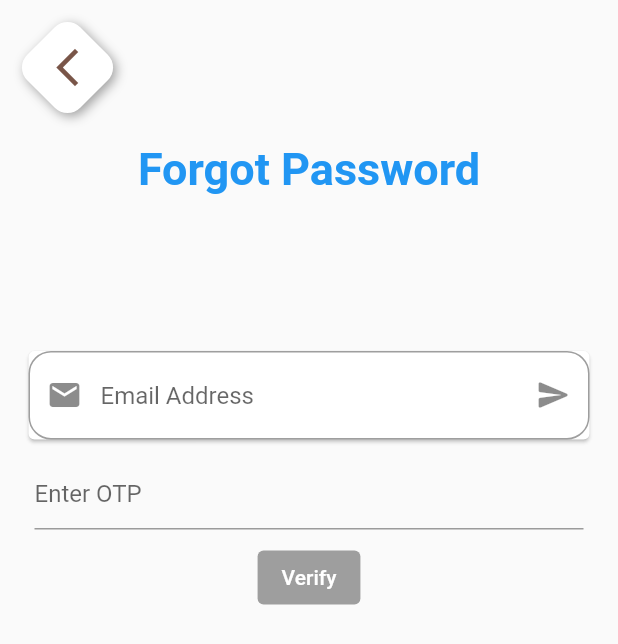
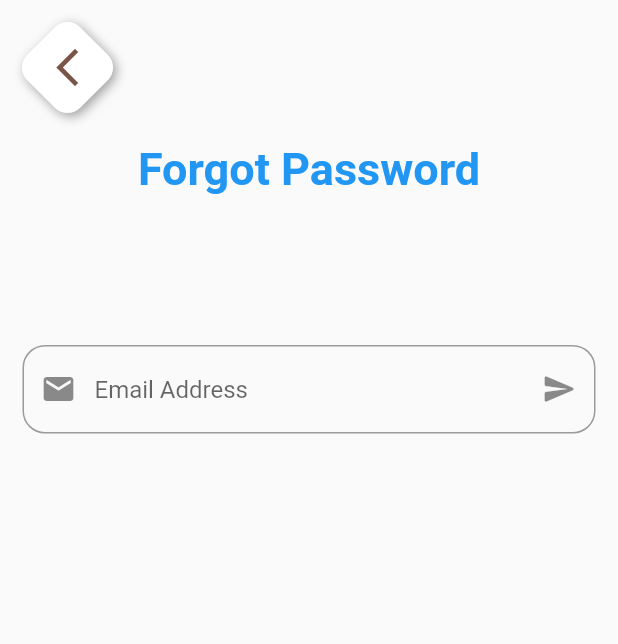
Before and after one commit to thaihoc123/Flutter_Final_ToDoApp, a Flutter app: the ForgotPassPage screen opened directly, on a phone screen of 412 x 824 dp. Shown: the top 644 px of the screen. Run offline on Flutter 3.47's test engine with Material 2 defaults, Android fonts, the phone set to English and light mode, and no system bars; our stand-ins replace curved_navigation_bar, image_picker, shared_preferences; missing offline and left inert: email_otp; accounts and stored records are empty; statements that could not run were skipped.

Commit message:
Update forgot_pass.dart

```diff
--- a/lib/pages/forgot_pass.dart
+++ b/lib/pages/forgot_pass.dart
@@ -2,6 +2,7 @@ import 'package:email_otp/email_otp.dart';
 import 'package:flutter/material.dart';
 import 'package:todo_app_11_5/components/custom_app_bar.dart';
 import 'package:todo_app_11_5/models/account_model.dart';
+import 'package:todo_app_11_5/pages/otp_screen.dart';
 import 'package:todo_app_11_5/pages/reset_pass_page.dart';
 import '../resources/app_color.dart';
 
@@ -50,8 +51,7 @@ class _ForgotPassPageState extends State<ForgotPassPage> {
                 textAlign: TextAlign.center,
               ),
               const SizedBox(height: 100),
-              Card(
-                child: Column(
+              Column(
                 children: [
                   TextFormField(
                     controller: emailController,
@@ -72,8 +72,8 @@ class _ForgotPassPageState extends State<ForgotPassPage> {
                               print(emailController.text);
                               ScaffoldMessenger.of(context)
                                   .showSnackBar(const SnackBar(
-                                  content: Text(
-                                      "Email have not been signed up yet!?"),
+                                content:
+                                    Text("Email have not been signed up yet!?"),
                               ));
                             } else
                               () async {
@@ -91,6 +91,12 @@ class _ForgotPassPageState extends State<ForgotPassPage> {
                                   setState(() {
                                     isOTP = true;
                                   });
+                                  Navigator.push(
+                                      context,
+                                      MaterialPageRoute(
+                                          builder: (context) => OtpScreen(
+                                                myauth: myauth,
+                                              )));
                                 } else {
                                   ScaffoldMessenger.of(context)
                                       .showSnackBar(const SnackBar(
@@ -111,53 +117,6 @@ class _ForgotPassPageState extends State<ForgotPassPage> {
                   ),
                 ],
               ),
-              ),
-              Column(
-                children: [
-                  Padding(
-                    padding: const EdgeInsets.all(8.0),
-                    child: TextFormField(
-                        readOnly: !isOTP,
-                        controller: otpController,
-                        decoration: InputDecoration(hintText: "Enter OTP")),
-                  ),
-                  ElevatedButton(
-                      style: ButtonStyle(
-                        backgroundColor: isOTP
-                            ? MaterialStateProperty.all<Color>(AppColor.blue)
-                            : MaterialStateProperty.all<Color>(AppColor.grey),
-                        foregroundColor:
-                            MaterialStateProperty.all<Color>(Colors.white),
-                      ),
-                      onPressed: isOTP
-                          ? () async {
-                              if (await myauth.verifyOTP(
-                                      otp: otpController.text) ==
-                                  true) {
-                                ScaffoldMessenger.of(context)
-                                    .showSnackBar(const SnackBar(
-                                  backgroundColor: AppColor.grey,
-                                  behavior: SnackBarBehavior.floating,
-                                  duration: const Duration(seconds: 2),
-                                  content: Text("OTP is verified"),
-                                ));
-                                Route route = MaterialPageRoute(
-                                    builder: (context) => ResetPassPage());
-                                Navigator.push(context, route);
-                              } else {
-                                ScaffoldMessenger.of(context)
-                                    .showSnackBar(const SnackBar(
-                                  backgroundColor: AppColor.grey,
-                                  behavior: SnackBarBehavior.floating,
-                                  duration: const Duration(seconds: 2),
-                                  content: Text("Invalid OTP"),
-                                ));
-                              }
-                            }
-                          : null,
-                      child: const Text("Verify")),
-                ],
-              )
             ],
           ),
         ),
```
Lines whose indentation alone changed are shown as unchanged.
